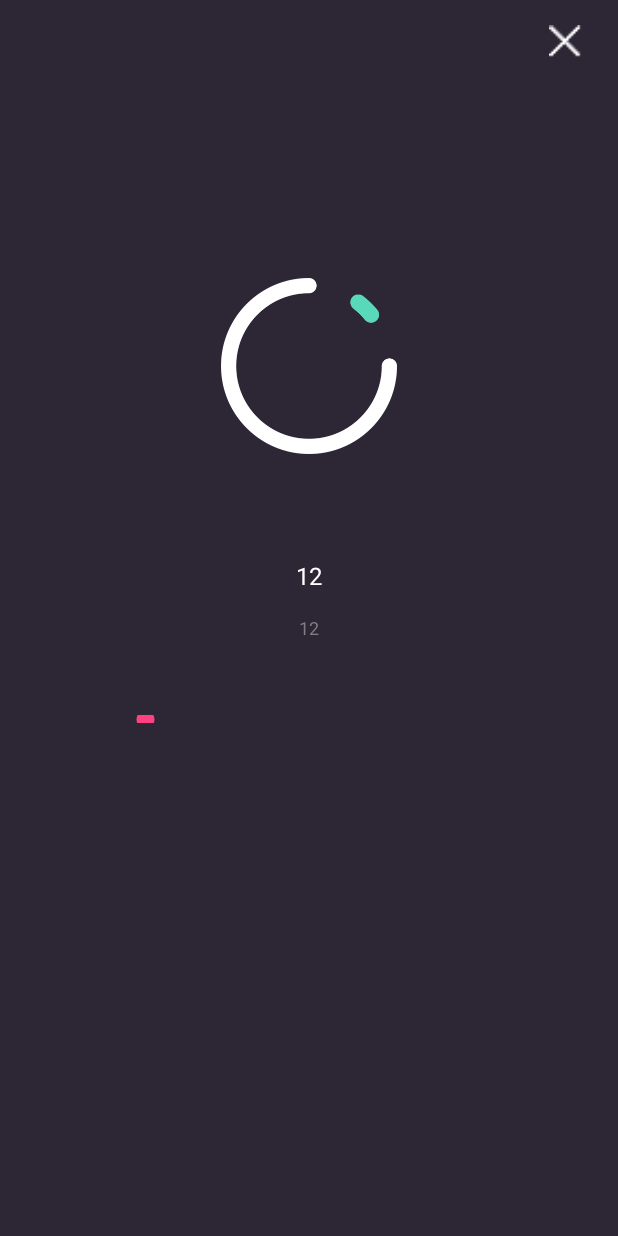
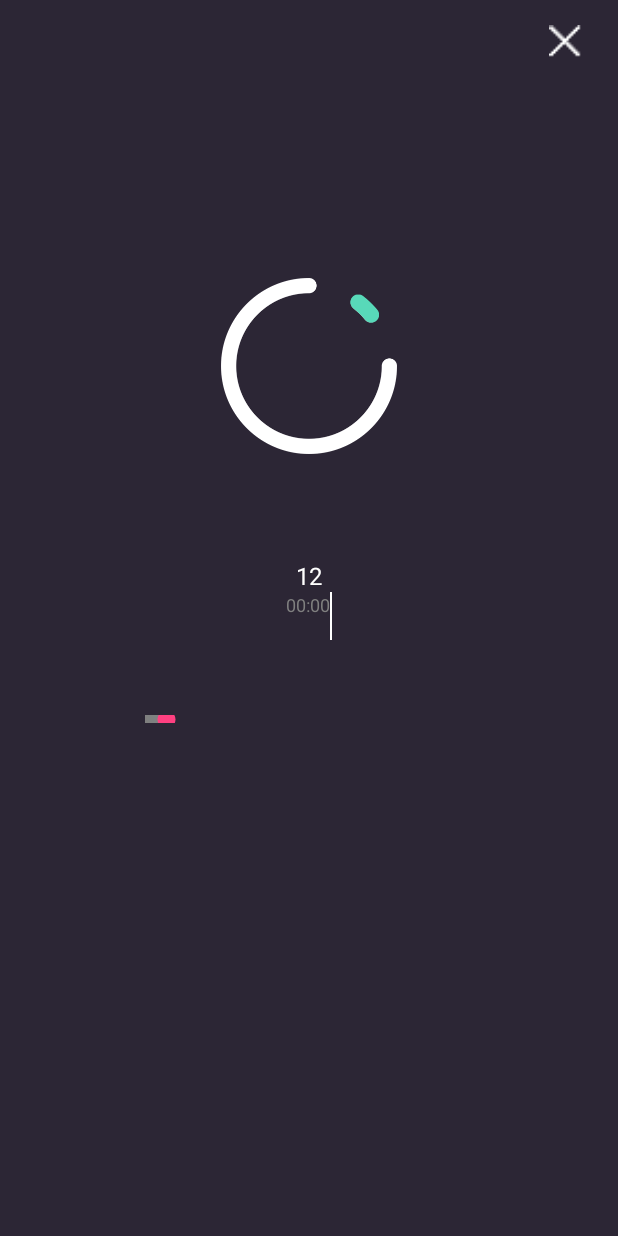
Before and after one commit to Jiessie0125/SimpleThink, an Android app: the ScenePlayActivity screen opened directly, with no data from a screen before it, on a phone screen of 412 x 824 dp. Run offline under Robolectric (Android 15) with nearby library versions, the phone set to English and light mode, and no system bars; 2 statements that could not run were skipped.

Commit message:
update scene paly ui

```diff
--- a/app/src/main/java/com/example/simple/simplethink/totle/activity/ScenePlayActivity.kt
+++ b/app/src/main/java/com/example/simple/simplethink/totle/activity/ScenePlayActivity.kt
@@ -1,11 +1,20 @@
 package com.example.simple.simplethink.totle.activity
+
 
 import android.content.Context
 import android.content.Intent
+import android.media.MediaPlayer
 import android.os.Bundle
+import android.os.Handler
+import android.os.Message
 import android.support.v7.app.AppCompatActivity
+import android.util.Log
+import android.widget.SeekBar
 import com.example.simple.simplethink.R
+import com.example.simple.simplethink.utils.FilesUtils
 import kotlinx.android.synthetic.main.activity_scene_paly.*
+import java.io.IOException
+
 
 /**
  * Created by jiessie on 2019/7/13.
@@ -14,17 +23,105 @@ class ScenePlayActivity : AppCompatActivity(){
 
     companion object {
         const val SCENERESOURCE = "SCENERESOURCE"
-        fun newIntent (context: Context?) : Intent {
+        const val SCENENAME = "SCENENAME"
+        fun newIntent (context: Context?,sceneName : String, sceneSource: String) : Intent {
             var intent = Intent(context, ScenePlayActivity::class.java)
+            intent.putExtra(SCENENAME,sceneName)
+            intent.putExtra(SCENERESOURCE,sceneSource)
             return intent
         }
     }
+
+    val handler = object : Handler(){
+        override fun handleMessage(msg: Message) {
+            super.handleMessage(msg)
+            progress_bar_healthy.setProgress(msg.what)
+            Log.e("","--test--"+msg.what)
+        }
+    }
+
+    var player : MediaPlayer ?= null
+
     override fun onCreate(savedInstanceState: Bundle?) {
         super.onCreate(savedInstanceState)
         setContentView(R.layout.activity_scene_paly)
         initView()
+        progress_bar_healthy.setOnSeekBarChangeListener(object : SeekBar.OnSeekBarChangeListener {
+            override fun onProgressChanged(seekBar: SeekBar, i: Int, b: Boolean) {
+                if (b) {
+                    player!!.seekTo(i)
+                }
+            }
+
+            override fun onStartTrackingTouch(seekBar: SeekBar) {
+
+            }
+
+            override fun onStopTrackingTouch(seekBar: SeekBar) {
+
+            }
+        })
     }
     private fun initView(){
+        val intent = intent
+        player = MediaPlayer()
+        val sceneName = intent.getSerializableExtra(SCENENAME) as String
+        val sceneSource = intent.getSerializableExtra(SCENERESOURCE) as String
+        sceneName?.let { scene_item_name.text = it }
+        sceneSource?.let {
+            scene_item_totle.text = getSource(sceneSource)
+            }
         scene_paly_close.setOnClickListener { finish() }
+        play(sceneSource)
+    }
+
+    fun getSource(sceneSource : String) : String{
+        val mediaPlayer =  MediaPlayer()
+        mediaPlayer.setDataSource(sceneSource)
+        mediaPlayer.prepare()
+        return FilesUtils.timeParse(mediaPlayer.getDuration().toLong())
+    }
+
+    fun getLongMusic(sceneSource: String): Int{
+        val mediaPlayer =  MediaPlayer()
+        mediaPlayer.setDataSource(sceneSource)
+        mediaPlayer.prepare()
+        return mediaPlayer.getDuration()
+    }
+
+    fun play(sceneSource : String){
+        player?.reset()
+        try {
+            player?.setDataSource(sceneSource)
+            player?.prepare()
+            player?.start()
+        } catch ( e: IOException) {
+            e.printStackTrace();
+        }
+        Thread( SeekBarThread()).start()
+        progress_bar_healthy.setMax(getLongMusic(sceneSource))
+    }
+
+    internal inner class SeekBarThread : Runnable {
+
+        override fun run() {
+            while (player != null /*&& isStop == false*/) {
+                // 将SeekBar位置设置到当前播放位置
+                handler.sendEmptyMessage(player!!.getCurrentPosition())
+                try {
+                    // 每100毫秒更新一次位置
+                    Thread.sleep(80)
+                } catch (e: InterruptedException) {
+                    e.printStackTrace()
+                }
+
+            }
+
+        }
+    }
+    override fun onDestroy() {
+        super.onDestroy()
+        player!!.reset()
+        //isStop = true
     }
 }
--- a/app/src/main/res/layout/activity_scene_paly.xml
+++ b/app/src/main/res/layout/activity_scene_paly.xml
@@ -27,6 +27,7 @@
         android:src="@drawable/logo_white"
         android:layout_gravity="center_horizontal"/>
     <TextView
+        android:id="@+id/scene_item_name"
         android:layout_marginTop="70dp"
         android:layout_width="wrap_content"
         android:layout_height="wrap_content"
@@ -34,14 +35,33 @@
         android:layout_gravity="center_horizontal"
         android:text="12"
         android:textSize="@dimen/scene_paly_txt"/>
-    <TextView
-        android:layout_marginTop="15dp"
+    <LinearLayout
         android:layout_width="wrap_content"
         android:layout_height="wrap_content"
-        android:textColor="@color/palyTime"
-        android:layout_gravity="center_horizontal"
-        android:text="12"
-        android:textSize="@dimen/logon_revive_word"/>
+        android:layout_gravity="center_horizontal">
+        <TextView
+            android:id="@+id/scene_item_play"
+            android:layout_marginTop="15dp"
+            android:layout_width="wrap_content"
+            android:layout_height="wrap_content"
+            android:textColor="@color/palyTime"
+            android:layout_gravity="center_horizontal"
+            android:text="00:00"
+            android:textSize="@dimen/logon_revive_word"/>
+        <View
+            android:layout_width="1dp"
+            android:layout_height="match_parent"
+            android:background="@color/wordWhite"/>
+        <TextView
+            android:id="@+id/scene_item_totle"
+            android:layout_marginTop="15dp"
+            android:layout_width="wrap_content"
+            android:layout_height="wrap_content"
+            android:textColor="@color/palyTime"
+            android:layout_gravity="center_horizontal"
+            android:textSize="@dimen/logon_revive_word"/>
+
+    </LinearLayout>
 
     <SeekBar
         android:id="@+id/progress_bar_healthy"
@@ -50,8 +70,6 @@
         android:layout_height="5dp"
         android:layout_marginTop="50dp"
         android:layout_gravity="center"
-        android:max="100"
-        android:progress="0"
         android:progressDrawable="@drawable/porcess_bk"
         />
 
--- a/app/src/main/res/layout/scene_detail_item.xml
+++ b/app/src/main/res/layout/scene_detail_item.xml
@@ -6,6 +6,7 @@
     android:layout_width="wrap_content"
     android:layout_height="wrap_content"
     android:background="@color/mainColor"
+    android:id="@+id/scene_item"
     android:layout_centerInParent="true"
     android:orientation="vertical">
     <FrameLayout
```
Also changed, not shown: app/src/main/java/com/example/simple/simplethink/totle/activity/SceneDetailActivity.kt (+4 -4 lines), app/src/main/java/com/example/simple/simplethink/totle/adapter/SceneDetailAdapter.kt (+22 -6 lines), app/src/main/java/com/example/simple/simplethink/utils/DownloadHelper.kt (+5 -4 lines), app/src/main/java/com/example/simple/simplethink/utils/FileUtils.kt (+25 -0 lines), 1 other file.
